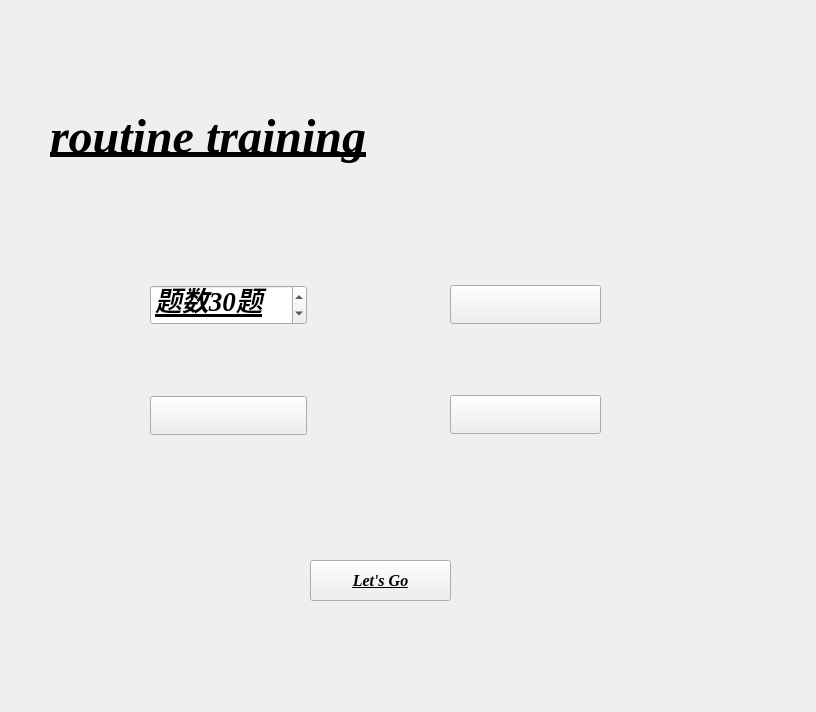
Qt form client/start.ui (Zhaoyi-Tian/VocabSlayer_update) before a commit.
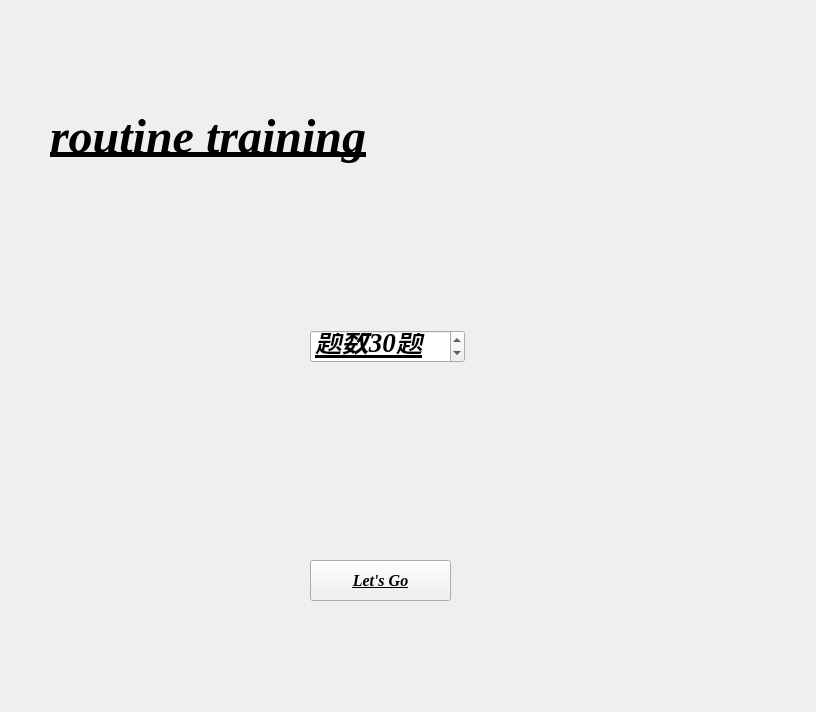
The same form after that commit. Icons and pictures are not drawn. Custom widgets are drawn as their Qt base class.

What changed in the file:
```diff
--- a/client/start.ui
+++ b/client/start.ui
@@ -82,59 +82,27 @@
     </size>
    </property>
   </widget>
-  <widget class="QWidget" name="layoutWidget">
+  <widget class="SpinBox" name="SpinBox">
    <property name="geometry">
     <rect>
-     <x>150</x>
-     <y>220</y>
-     <width>157</width>
-     <height>281</height>
+     <x>310</x>
+     <y>330</y>
+     <width>155</width>
+     <height>33</height>
     </rect>
    </property>
-   <layout class="QVBoxLayout" name="verticalLayout">
-    <item>
-     <widget class="SpinBox" name="SpinBox">
-      <property name="suffix">
-       <string>题</string>
-      </property>
-      <property name="prefix">
-       <string>题数</string>
-      </property>
-      <property name="value">
-       <number>30</number>
-      </property>
-     </widget>
-    </item>
-    <item>
-     <widget class="ComboBox" name="ComboBox"/>
-    </item>
-   </layout>
-  </widget>
-  <widget class="QWidget" name="layoutWidget">
-   <property name="geometry">
-    <rect>
-     <x>450</x>
-     <y>220</y>
-     <width>151</width>
-     <height>281</height>
-    </rect>
+   <property name="suffix">
+    <string>题</string>
    </property>
-   <layout class="QVBoxLayout" name="verticalLayout_2">
-    <item>
-     <widget class="ComboBox" name="ComboBox_3"/>
-    </item>
-    <item>
-     <widget class="ComboBox" name="ComboBox_4"/>
-    </item>
-   </layout>
+   <property name="prefix">
+    <string>题数</string>
+   </property>
+   <property name="value">
+    <number>30</number>
+   </property>
   </widget>
  </widget>
  <customwidgets>
-  <customwidget>
-   <class>ComboBox</class>
-   <extends>QPushButton</extends>
-   <header>qfluentwidgets</header>
-  </customwidget>
   <customwidget>
    <class>PushButton</class>
    <extends>QPushButton</extends>
```
